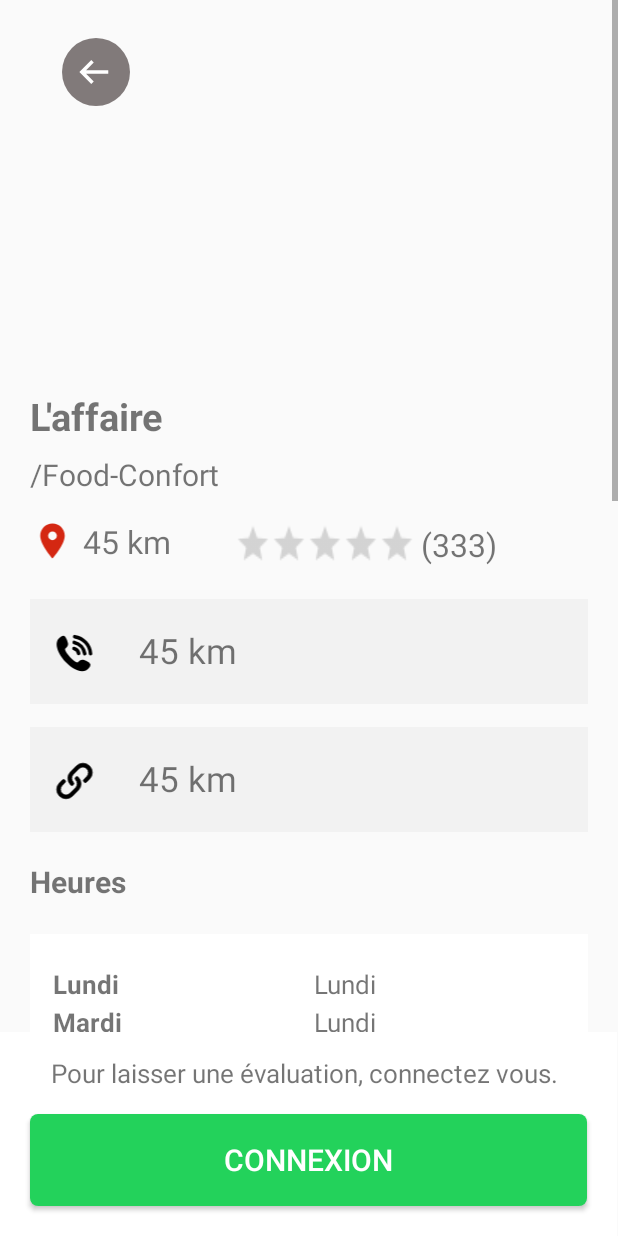
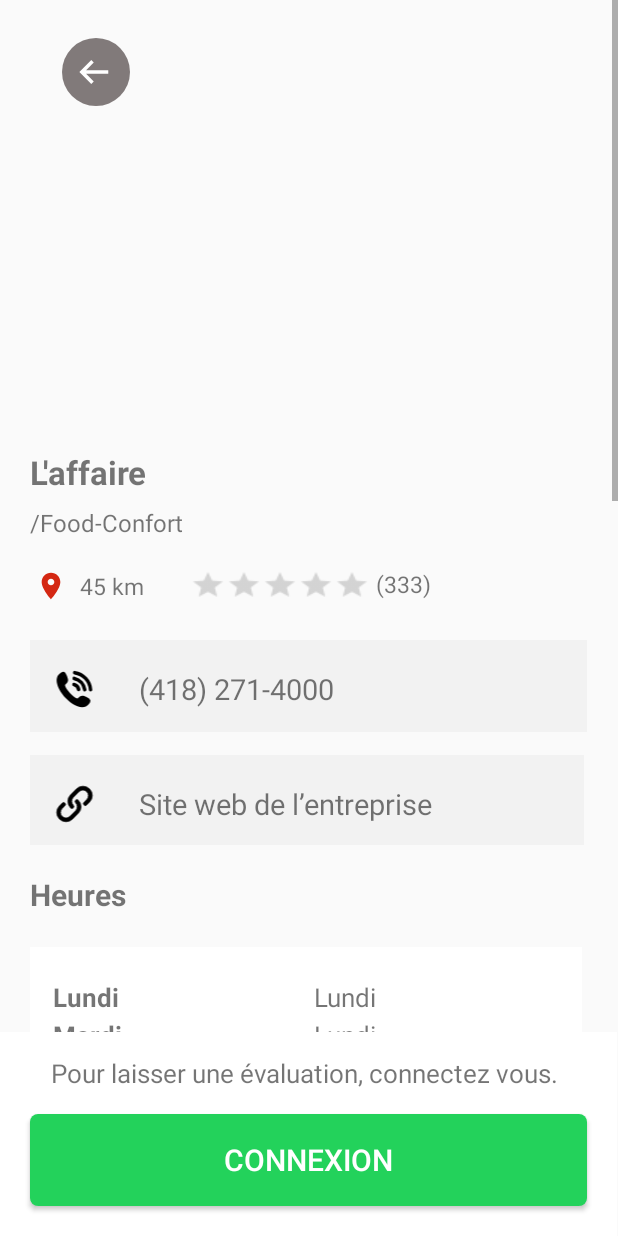
Before and after one commit to ArthurGLO/Mini_Projet_Kungry, an Android app: the RestaurantDetails screen opened directly, with no data from a screen before it, on a phone screen of 412 x 824 dp. Run offline under Robolectric (Android 15) with nearby library versions, the phone set to English and light mode, and no system bars; our stand-ins replace Picasso, Volley; pictures from the network do not load.

Commit message:
finishing restaurant details

```diff
--- a/MiniProjetKungry/app/src/main/java/ca/ulaval/ima/mp/RestaurantDetails.java
+++ b/MiniProjetKungry/app/src/main/java/ca/ulaval/ima/mp/RestaurantDetails.java
@@ -10,14 +10,17 @@ import android.os.Bundle;
 import android.util.Log;
 import android.view.View;
 import android.widget.ImageView;
+import android.widget.RatingBar;
 import android.widget.RelativeLayout;
 import android.widget.TextView;
 import android.widget.Toast;
 
 import com.google.android.gms.maps.model.LatLng;
+import com.squareup.picasso.Picasso;
 
 import java.util.ArrayList;
 
+import ca.ulaval.ima.mp.domain.Restaurant;
 import ca.ulaval.ima.mp.ui.fragmentpackage.MapFragmentClone;
 import ca.ulaval.ima.mp.ui.fragmentpackage.RestaurantDescription;
 import ca.ulaval.ima.mp.ui.home.HomeFragment;
@@ -28,6 +31,7 @@ public class RestaurantDetails extends AppCompatActivity implements RestaurantDe
     RecyclerView recyclerView;
     RecyclerView.LayoutManager layoutManager;
     RecyclerView.Adapter adapter;
+
 
     @Override
     protected void onCreate(Bundle savedInstanceState) {
@@ -59,6 +63,24 @@ public class RestaurantDetails extends AppCompatActivity implements RestaurantDe
 
     @Override
     public void showReviews() {
+        TextView txtLundi = findViewById(R.id.t11);
+        TextView txtMardi = findViewById(R.id.t22);
+        TextView txtMercredi = findViewById(R.id.t33);
+        TextView txtJeudi = findViewById(R.id.t44);
+        TextView txtVendredi = findViewById(R.id.t55);
+        TextView txtSamedi = findViewById(R.id.t66);
+        TextView txtDimanche = findViewById(R.id.t77);
+
+        ImageView imageView = findViewById(R.id.img);
+        TextView txtName = findViewById(R.id.txt_title);
+        TextView txtype = findViewById(R.id.txt_type);
+        TextView txtdist = findViewById(R.id.textdistance);
+        RatingBar ratingBar = findViewById(R.id.MyRatingDetails);
+        TextView txtCount = findViewById(R.id.textcount);
+        TextView phone = findViewById(R.id.textcall);
+        TextView link = findViewById(R.id.textlink);
+        TextView eval = findViewById(R.id.txteval);
+
         Intent intent = getIntent();
         if (intent != null){
             ArrayList<String> reviews = intent.getStringArrayListExtra("reviewsCards");
@@ -66,16 +88,36 @@ public class RestaurantDetails extends AppCompatActivity implements RestaurantDe
             ArrayList<String> reviewsNames = intent.getStringArrayListExtra("reviewsNames");
             ArrayList<String> reviewsComment = intent.getStringArrayListExtra("reviewsComs");
             ArrayList<String> reviewsImg = intent.getStringArrayListExtra("reviewsImgs");
-
-            Log.e("DEBUG",reviews.get(0));
-
+            Restaurant detailsResto = intent.getParcelableExtra("resto");
+            ArrayList<String> reviewHour = intent.getStringArrayListExtra("reviewsHeures");
+            String evaluations = intent.getStringExtra("eval");
 
             if (reviews != null && reviewsStar != null &&
                     reviewsNames != null && reviewsComment != null &&
-                    reviewsImg != null){
-                Log.e("DEBUG",reviews.get(0));
-                Log.e("DEBUG",reviewsStar.get(0));
-                Log.e("DEBUG",reviewsComment.get(0));
+                    reviewsImg != null && detailsResto != null && reviewHour != null && evaluations != null){
+
+                txtLundi.setText(reviewHour.get(1));
+                txtMardi.setText(reviewHour.get(2));
+                txtMercredi.setText(reviewHour.get(3));
+                txtJeudi.setText(reviewHour.get(4));
+                txtVendredi.setText(reviewHour.get(5));
+                txtSamedi.setText(reviewHour.get(6));
+                txtDimanche.setText(reviewHour.get(0));
+
+                Picasso.with(this).load(detailsResto.getImage()).resize(230,150).into(imageView);
+                txtName.setText(detailsResto.getRestaurantName());
+                txtype.setText(detailsResto.getType()+"/bar - Repas Gastronomique");
+                txtdist.setText(detailsResto.getDistance()+" km");
+                ratingBar.setRating(detailsResto.getReview_average());
+                txtCount.setText("("+detailsResto.getReview_count()+")");
+
+                String[] s = detailsResto.getPhone().split("");
+                String newphone = "("+s[1]+s[2]+s[3]+")"+" "+s[4]+s[5]+s[6]+"-"+s[7]+s[8]+s[9]+s[10];
+
+                phone.setText(newphone);
+                //link.setText(detailsResto.getWebSite());
+                eval.setText("("+evaluations+")");
+
 
 
                 recyclerView = findViewById(R.id.recycler_view);
--- a/MiniProjetKungry/app/src/main/res/layout/fragment_restaurant_description.xml
+++ b/MiniProjetKungry/app/src/main/res/layout/fragment_restaurant_description.xml
@@ -25,7 +25,7 @@
                 <ImageView
                     android:id="@+id/img"
                     android:layout_width="match_parent"
-                    android:layout_height="250dp"
+                    android:layout_height="290dp"
                     android:contentDescription="Alorsssss" />
 
                 <TextView
@@ -36,7 +36,7 @@
                     android:layout_marginLeft="20dp"
                     android:layout_marginTop="10dp"
                     android:text="L'affaire"
-                    android:textSize="25sp"
+                    android:textSize="22sp"
                     android:textStyle="bold" />
 
                 <TextView
@@ -47,7 +47,7 @@
                     android:layout_marginLeft="20dp"
                     android:layout_marginTop="8dp"
                     android:text="/Food-Confort"
-                    android:textSize="20sp" />
+                    android:textSize="16sp" />
 
                 <RelativeLayout
                     android:id="@+id/rel1"
@@ -63,9 +63,9 @@
                         style="?android:attr/ratingBarStyleSmall"
                         android:layout_width="wrap_content"
                         android:layout_height="wrap_content"
-                        android:layout_marginStart="45dp"
-                        android:layout_marginLeft="45dp"
-                        android:layout_marginTop="15dp"
+                        android:layout_marginStart="17dp"
+                        android:layout_marginLeft="17dp"
+                        android:layout_marginTop="13dp"
                         android:layout_toEndOf="@+id/textdistance"
                         android:layout_toRightOf="@+id/marker"
                         android:foregroundGravity="center"
@@ -73,7 +73,7 @@
                         android:isIndicator="true"
                         android:max="5"
                         android:scaleX="1.5"
-                        android:scaleY="1.8"
+                        android:scaleY="1.3"
                         android:stepSize="0.1" />
 
                     <TextView
@@ -83,13 +83,13 @@
                         android:layout_alignParentTop="true"
                         android:layout_marginStart="20dp"
                         android:layout_marginLeft="20dp"
-                        android:layout_marginTop="7dp"
+                        android:layout_marginTop="4dp"
                         android:layout_toEndOf="@+id/MyRatingDetails"
                         android:layout_toRightOf="@+id/MyRatingDetails"
                         android:gravity="center_vertical"
                         android:paddingLeft="4dp"
                         android:text="(333)"
-                        android:textSize="21sp" />
+                        android:textSize="15sp" />
 
                     <TextView
                         android:id="@+id/textdistance"
@@ -104,14 +104,14 @@
                         android:gravity="center_vertical"
                         android:paddingLeft="4dp"
                         android:text="45 km"
-                        android:textSize="21sp" />
+                        android:textSize="15sp" />
 
                     <ImageView
                         android:id="@+id/marker"
-                        android:layout_width="30dp"
-                        android:layout_height="28dp"
+                        android:layout_width="28dp"
+                        android:layout_height="21dp"
                         android:layout_alignParentTop="true"
-                        android:layout_marginTop="7dp"
+                        android:layout_marginTop="11dp"
                         android:gravity="center_vertical"
                         app:srcCompat="@drawable/ic_location_on_black_24dp" />
 
@@ -119,8 +119,8 @@
 
                 <RelativeLayout
                     android:id="@+id/relcall"
-                    android:layout_width="match_parent"
-                    android:layout_height="70dp"
+                    android:layout_width="371dp"
+                    android:layout_height="61dp"
                     android:layout_below="@id/rel1"
                     android:layout_marginStart="20dp"
                     android:layout_marginLeft="20dp"
@@ -133,33 +133,33 @@
                         android:layout_width="59dp"
                         android:layout_height="49dp"
                         android:layout_alignParentTop="true"
-                        android:layout_marginTop="11dp"
+                        android:layout_marginTop="8dp"
                         android:foregroundGravity="center_vertical"
                         android:gravity="center_vertical"
                         app:srcCompat="@drawable/ic_call_foreground" />
 
                     <TextView
                         android:id="@+id/textcall"
-                        android:layout_width="85dp"
+                        android:layout_width="match_parent"
                         android:layout_height="49dp"
                         android:layout_alignParentTop="true"
                         android:layout_marginStart="9dp"
                         android:layout_marginLeft="9dp"
-                        android:layout_marginTop="10dp"
+                        android:layout_marginTop="8dp"
                         android:layout_toEndOf="@+id/call"
                         android:layout_toRightOf="@+id/call"
                         android:foregroundGravity="center_vertical"
                         android:gravity="center_vertical"
                         android:paddingLeft="4dp"
-                        android:text="45 km"
-                        android:textSize="23sp" />
+                        android:text="(418) 271-4000"
+                        android:textSize="19sp" />
 
                 </RelativeLayout>
 
                 <RelativeLayout
                     android:id="@+id/relLink"
-                    android:layout_width="match_parent"
-                    android:layout_height="70dp"
+                    android:layout_width="369dp"
+                    android:layout_height="60dp"
                     android:layout_below="@id/relcall"
                     android:layout_marginStart="20dp"
                     android:layout_marginLeft="20dp"
@@ -174,24 +174,24 @@
                         android:layout_width="59dp"
                         android:layout_height="49dp"
                         android:layout_alignParentTop="true"
-                        android:layout_marginTop="11dp"
+                        android:layout_marginTop="8dp"
                         android:gravity="center_vertical"
                         app:srcCompat="@drawable/ic_link_foreground" />
 
                     <TextView
                         android:id="@+id/textlink"
-                        android:layout_width="85dp"
+                        android:layout_width="match_parent"
                         android:layout_height="49dp"
                         android:layout_alignParentTop="true"
                         android:layout_marginStart="9dp"
                         android:layout_marginLeft="9dp"
-                        android:layout_marginTop="10dp"
+                        android:layout_marginTop="8dp"
                         android:layout_toEndOf="@+id/link"
                         android:layout_toRightOf="@+id/link"
                         android:gravity="center_vertical"
                         android:paddingLeft="4dp"
-                        android:text="45 km"
-                        android:textSize="23sp" />
+                        android:text="Site web de l’entreprise"
+                        android:textSize="19sp" />
                 </RelativeLayout>
 
                 <TextView
@@ -208,8 +208,8 @@
 
                 <RelativeLayout
                     android:id="@+id/reldays"
-                    android:layout_width="398dp"
-                    android:layout_height="212dp"
+                    android:layout_width="368dp"
+                    android:layout_height="210dp"
                     android:layout_below="@id/txtHeure"
                     android:layout_marginStart="20dp"
                     android:layout_marginLeft="20dp"
```
Also changed, not shown: MiniProjetKungry/app/src/main/java/ca/ulaval/ima/mp/MainActivity.java (+73 -35 lines), MiniProjetKungry/app/src/main/java/ca/ulaval/ima/mp/domain/Restaurant.java (+72 -5 lines).
